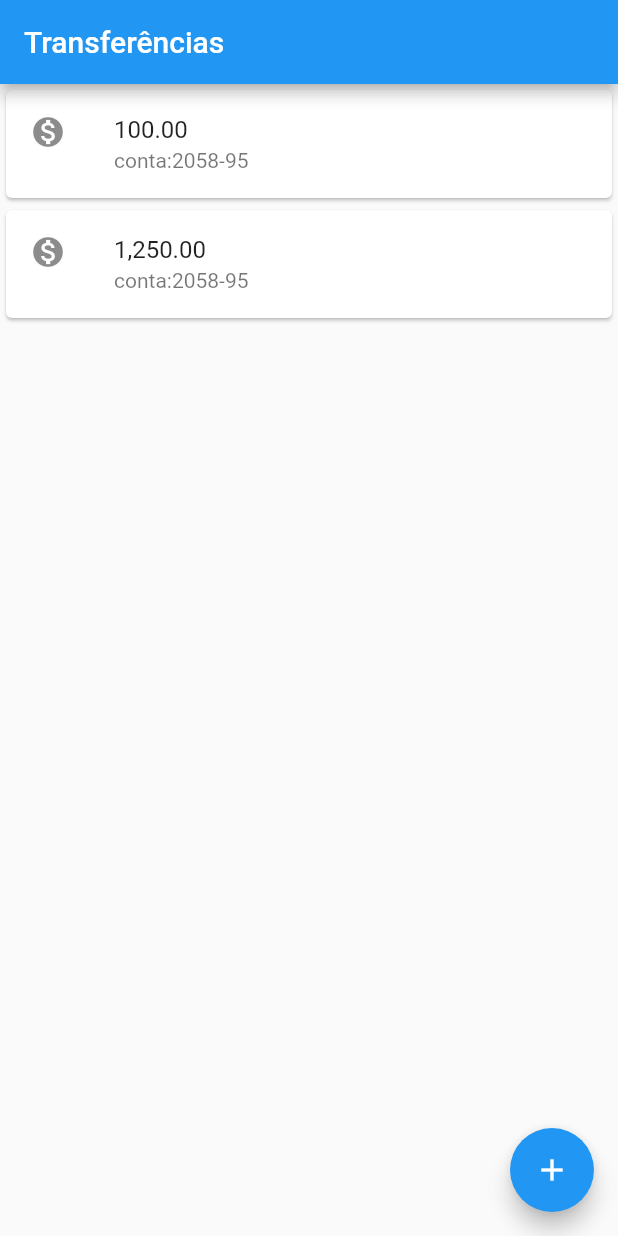
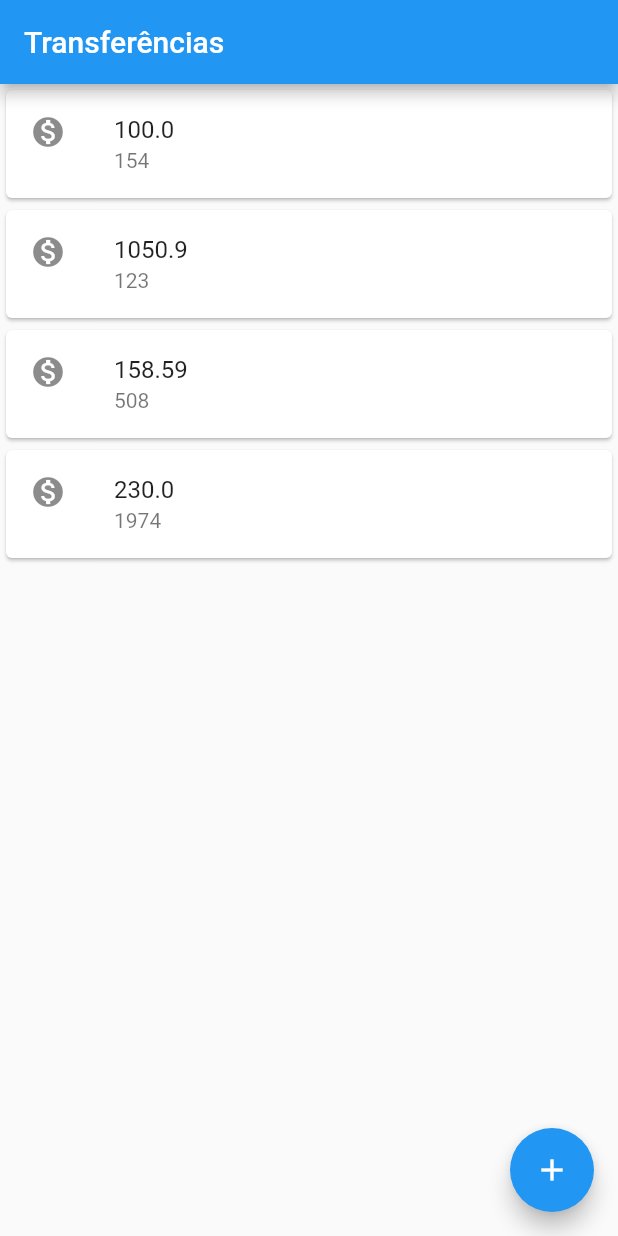
Before and after one commit to devCarlosAlexandre/Bytebank-Flutter, a Flutter app: the screen it shows after launch, on a phone screen of 412 x 824 dp. Run offline on Flutter 3.47's test engine with Material 2 defaults, Android fonts, the phone set to English and light mode, and no system bars.

Commit message:
Refatoraçãodo da fução de criar transferencias

```diff
--- a/lib/main.dart
+++ b/lib/main.dart
@@ -1,31 +1,49 @@
 import 'package:flutter/material.dart';
 
-void main() => runApp(
-MaterialApp(
+void main() => runApp(MaterialApp(
       home: Scaffold(
-    body:Column(children: <Widget>[
-      Card(
-      child: ListTile(
-        leading: Icon(Icons.monetization_on),
-        title: Text('100.00'),
-        subtitle:Text ("conta:2058-95"),
-      ),
-    ),
-    Card(
-      child: ListTile(
-        leading: Icon(Icons.monetization_on),
-        title: Text('1,250.00'),
-        subtitle:Text ("conta:2058-95"),
-      ),
-    ),
-    ],
-    ),
+        body: ListaTransferencias(),
         appBar: AppBar(
           title: Text("Transferências"),
         ),
         floatingActionButton: FloatingActionButton(
-          onPressed: () {  },//é necessário passar o parâmetro para rodar
+          onPressed: () {}, //é necessário passar o parâmetro para rodar
           child: Icon(Icons.add),
         ),
       ),
     ));
+
+class ListaTransferencias extends StatelessWidget {
+  @override
+  Widget build(BuildContext context) {
+    return Column(
+      children: <Widget>[
+        ItemTransfeerncia(Transferencia(100.0, 154)),
+        ItemTransfeerncia(Transferencia(1050.90 , 0123)),
+        ItemTransfeerncia(Transferencia(158.59, 508)),
+        ItemTransfeerncia(Transferencia(230.00, 1974)),
+      ],
+    );
+  }
+}
+
+class ItemTransfeerncia extends StatelessWidget {
+  final Transferencia transferencia;
+  ItemTransfeerncia(this.transferencia,);
+  @override
+  Widget build(BuildContext context) {
+    return Card(
+      child: ListTile(
+        leading: Icon(Icons.monetization_on),
+        title: Text(transferencia.valor.toString()),
+        subtitle: Text(transferencia.numeroConta.toString()),
+      ),
+    );
+  }
+}
+
+class Transferencia{
+  final double valor;
+  final int numeroConta;
+  Transferencia(this.valor, this.numeroConta);
+}
```
Lines whose indentation alone changed are shown as unchanged.
